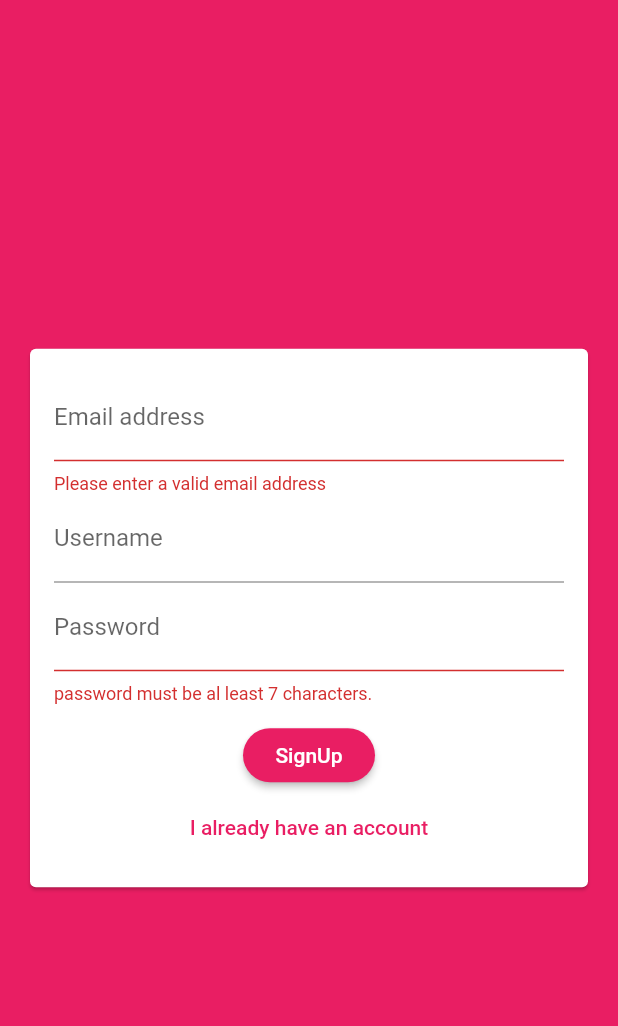
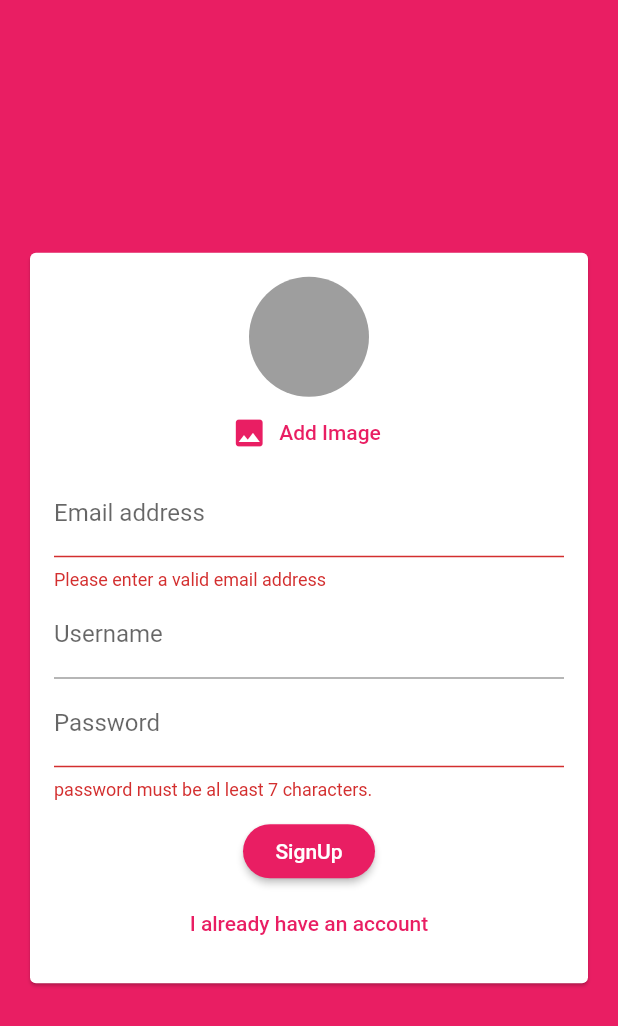
Before and after one commit to Mahendra789/heybuddy, a Flutter app: the screen it shows after launch, after a tap on "Login", after a tap on "Create new account", on a phone screen of 412 x 824 dp. Shown: the top 1026 px of the screen. Run offline on Flutter 3.47's test engine with Material 2 defaults, Android fonts, the phone set to English and light mode, and no system bars; our stand-ins replace cloud_firestore, firebase_auth, image_picker; accounts and stored records are empty; network calls fail.

Commit message:
Image picker added

```diff
--- a/lib/widgets/auth/auth_form.dart
+++ b/lib/widgets/auth/auth_form.dart
@@ -1,4 +1,6 @@
 import 'package:flutter/material.dart';
+
+import '../picker/user_image_picker.dart';
 
 class AuthForm extends StatefulWidget {
   AuthForm(this.submitFn, this.isLoading);
@@ -41,6 +43,7 @@ class _AuthFormState extends State<AuthForm> {
             child: Column(
               mainAxisSize: MainAxisSize.min,
               children: <Widget>[
+                if (!_isLogin) UserImagePicker(),
                 TextFormField(
                   key: ValueKey('email'),
                   validator: (value) {
--- a/lib/widgets/chat/message_bubble.dart
+++ b/lib/widgets/chat/message_bubble.dart
@@ -2,12 +2,12 @@ import 'package:cloud_firestore/cloud_firestore.dart';
 import 'package:flutter/material.dart';
 
 class MessageBubble extends StatelessWidget {
-  MessageBubble(this.message, this.userName, this.isMe, {this.key});
+  MessageBubble(this.message, this.username, this.isMe, {this.key});
 
   final Key key;
   final bool isMe;
   final String message;
-  final String userName;
+  final String username;
   @override
   Widget build(BuildContext context) {
     return Row(
@@ -31,7 +31,7 @@ class MessageBubble extends StatelessWidget {
                 isMe ? CrossAxisAlignment.end : CrossAxisAlignment.start,
             children: <Widget>[
               Text(
-                userName,
+                username,
                 style: TextStyle(
                   fontWeight: FontWeight.bold,
                   color: isMe
--- /dev/null
+++ b/lib/widgets/picker/user_image_picker.dart
@@ -0,0 +1,39 @@
+import 'dart:io';
+import 'package:flutter/material.dart';
+import 'package:image_picker/image_picker.dart';
+
+class UserImagePicker extends StatefulWidget {
+  @override
+  _UserImagePickerState createState() => _UserImagePickerState();
+}
+
+class _UserImagePickerState extends State<UserImagePicker> {
+  File _pickedImage;
+  void _pickImage() async {
+    final pickedImageFile =
+        await ImagePicker.pickImage(source: ImageSource.gallery);
+    setState(() {
+      _pickedImage = pickedImageFile;
+    });
+  }
+
+  @override
+  Widget build(BuildContext context) {
+    return Column(
+      children: <Widget>[
+        CircleAvatar(
+          radius: 40,
+          backgroundColor: Colors.grey,
+          backgroundImage:
+              _pickedImage != null ? FileImage(_pickedImage) : null,
+        ),
+        FlatButton.icon(
+          textColor: Theme.of(context).primaryColor,
+          onPressed: _pickImage,
+          icon: Icon(Icons.image),
+          label: Text('Add Image'),
+        ),
+      ],
+    );
+  }
+}
--- a/pubspec.yaml
+++ b/pubspec.yaml
@@ -30,6 +30,7 @@ dependencies:
   cupertino_icons: ^0.1.3
   cloud_firestore: ^0.13.5
   firebase_auth: ^0.16.0
+  image_picker: ^0.6.5+3
 
 dev_dependencies:
   flutter_test:
```
Also changed, not shown: pubspec.lock.
